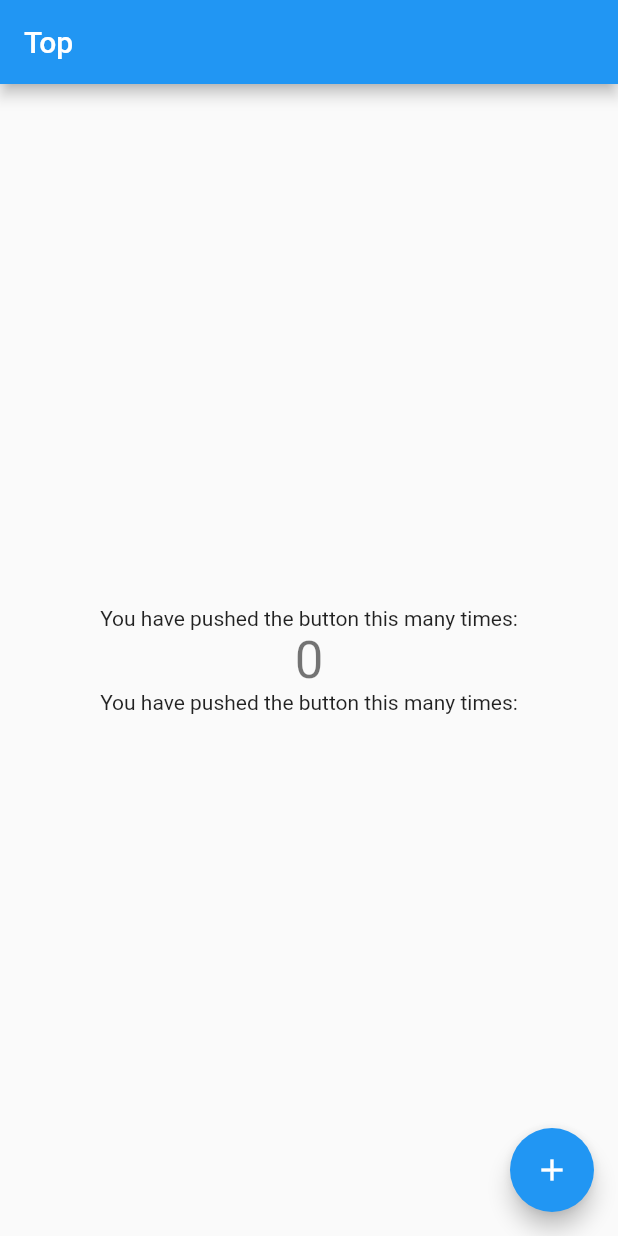
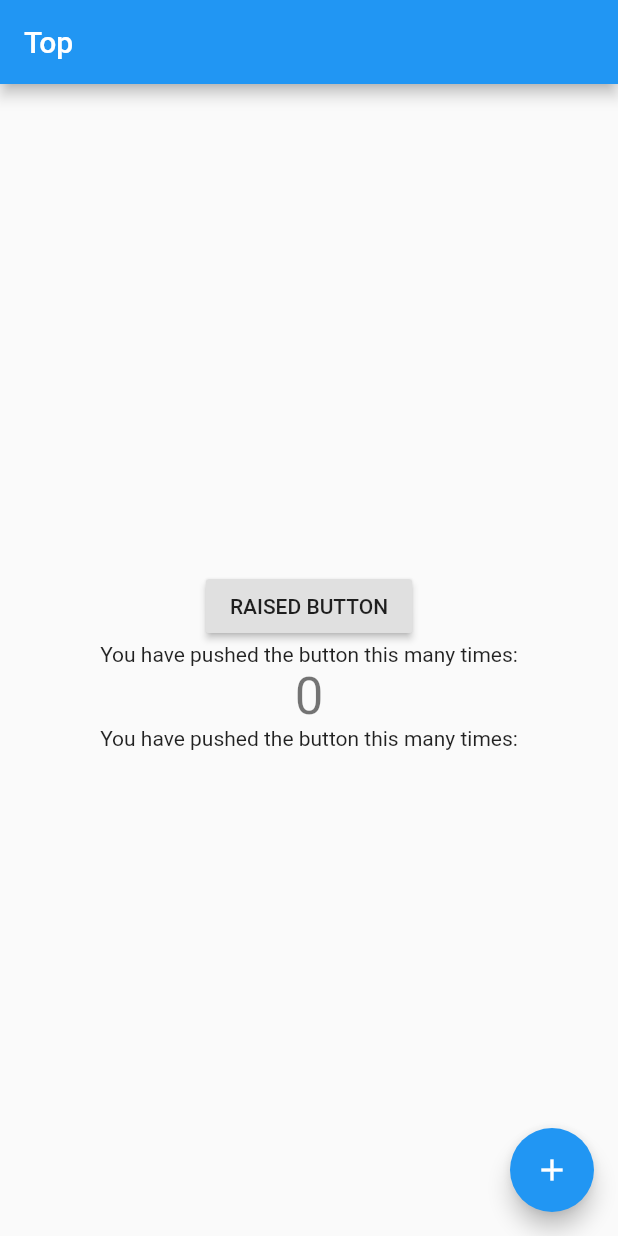
Before and after one commit to operando/flutter-sample, a Flutter app: the screen it shows after launch, on a phone screen of 412 x 824 dp. Run offline on Flutter 3.47's test engine with Material 2 defaults, Android fonts, the phone set to English and light mode, and no system bars.

Commit message:
Add button

```diff
--- a/lib/main.dart
+++ b/lib/main.dart
@@ -13,7 +13,7 @@ class MyApp extends StatelessWidget {
   Widget build(BuildContext context) {
     return new MaterialApp(
       title: title,
-      routes:  <String, WidgetBuilder> {
+      routes: <String, WidgetBuilder>{
         '/a': (BuildContext context) => new MyApp(title: 'page A'),
         '/b': (BuildContext context) => new MyApp(title: 'page B'),
         '/c': (BuildContext context) => new MyApp(title: 'page C'),
@@ -100,6 +100,9 @@ class _MyHomePageState extends State<MyHomePage> {
           // horizontal).
           mainAxisAlignment: MainAxisAlignment.center,
           children: <Widget>[
+            new RaisedButton(
+                child: const Text('RAISED BUTTON'),
+                onPressed: _incrementCounter),
             new Text(
               'You have pushed the button this many times:',
             ),
```
